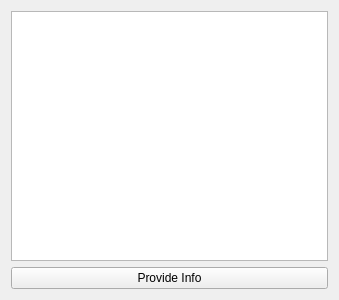
Above: widget.ui from NikNator10/QT-Testing before the change. Below: the same form after it.
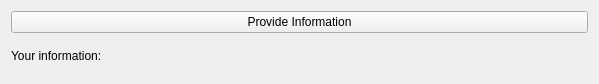
That is the form after the change.

Patch:
```diff
--- a/widget.ui
+++ b/widget.ui
@@ -6,8 +6,8 @@
    <rect>
     <x>0</x>
     <y>0</y>
-    <width>339</width>
-    <height>300</height>
+    <width>599</width>
+    <height>84</height>
    </rect>
   </property>
   <property name="windowTitle">
@@ -15,15 +15,23 @@
   </property>
   <layout class="QVBoxLayout" name="verticalLayout">
    <item>
-    <widget class="QListWidget" name="list_widget"/>
-   </item>
-   <item>
-    <widget class="QPushButton" name="provide_info_button">
+    <widget class="QPushButton" name="provide_information_button">
      <property name="text">
-      <string>Provide Info</string>
+      <string>Provide Information</string>
      </property>
     </widget>
    </item>
+   <item>
+    <layout class="QHBoxLayout" name="horizontalLayout">
+     <item>
+      <widget class="QLabel" name="info_label">
+       <property name="text">
+        <string>Your information:</string>
+       </property>
+      </widget>
+     </item>
+    </layout>
+   </item>
   </layout>
  </widget>
  <resources/>
```
